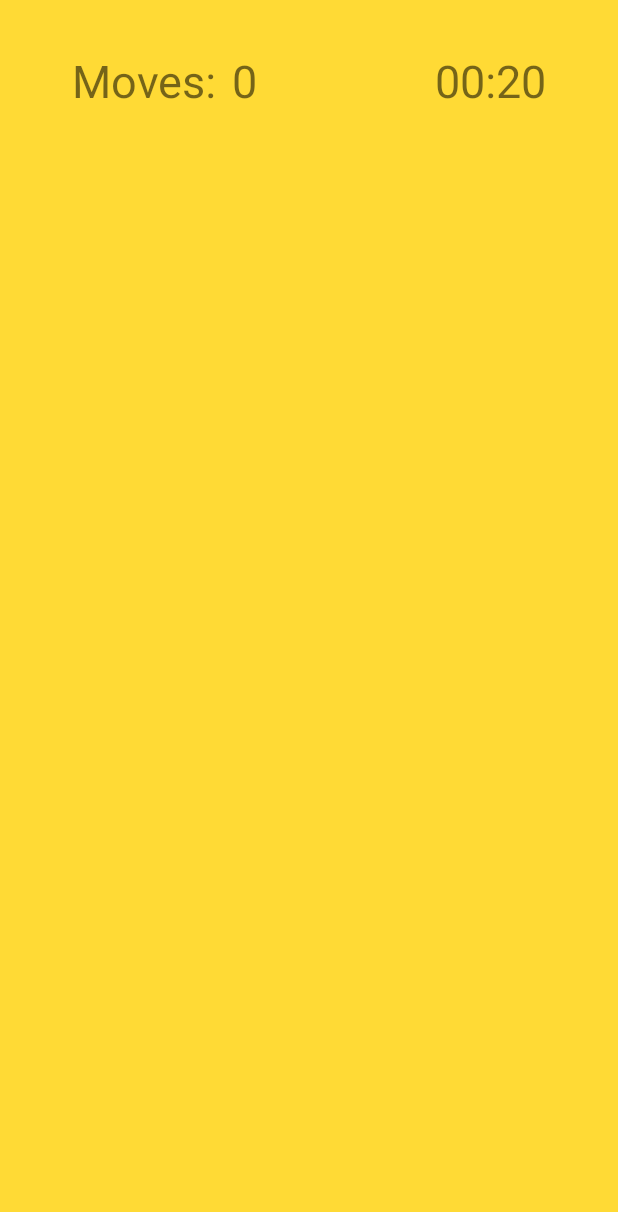
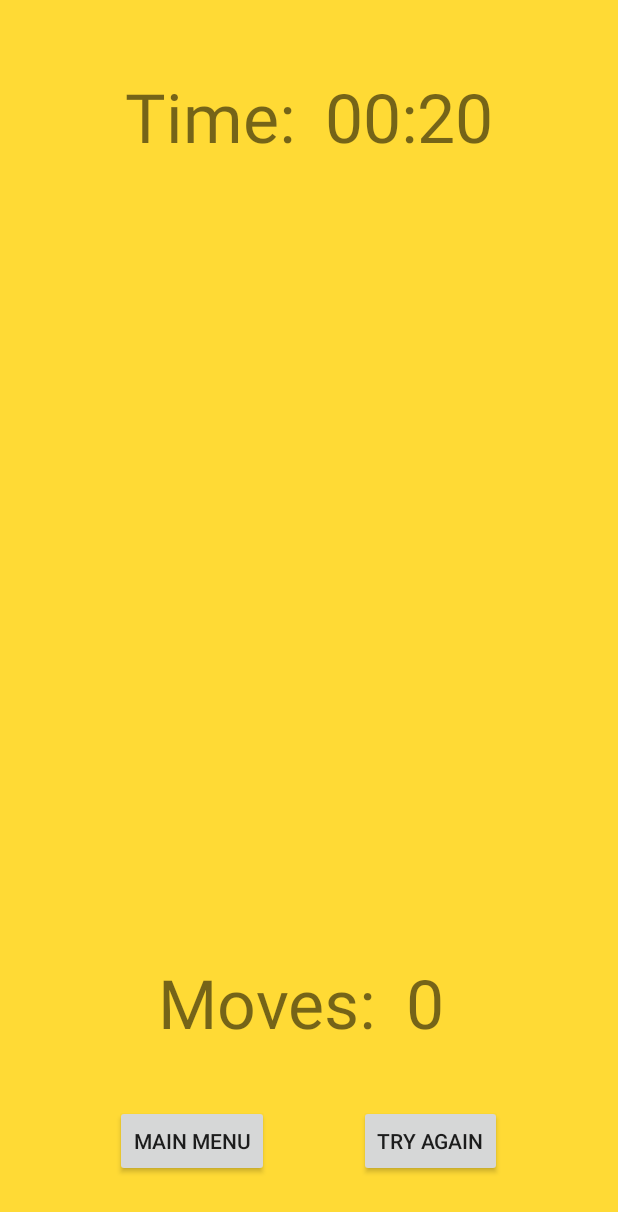
Before and after one commit to bobostaykov/math-puzzles, an Android app: the Game screen opened directly, with no data from a screen before it, on a phone screen of 412 x 824 dp. Shown: the top 1212 px of the screen. Run offline under Robolectric (Android 15) with nearby library versions, the phone set to English and light mode, and no system bars; 5 statements that could not run were skipped.

Commit message:
Added buttons to game screen and exit button to main screen

```diff
--- a/app/src/main/java/com/example/boris/mathpuzzles/activity/Settings.java
+++ b/app/src/main/java/com/example/boris/mathpuzzles/activity/Settings.java
@@ -66,19 +66,19 @@ public class Settings extends AppCompatActivity implements AdapterView.OnItemSel
             System.err.println(getResources().getConfiguration().locale);
             Toast.makeText(parent.getContext(), "Language changed to English", Toast.LENGTH_SHORT).show();
             setLocale("en_gb");
-            MainActivity.setLanguageChanged();
+            MainActivity.setLocaleChanged();
         }
 
         if (parent.getItemAtPosition(position).equals(getString(R.string.de_lang)) && !getResources().getConfiguration().locale.toString().equals("de")) {
             Toast.makeText(parent.getContext(), "Sprache auf Deutsch gesetzt", Toast.LENGTH_SHORT).show();
             setLocale("de");
-            MainActivity.setLanguageChanged();
+            MainActivity.setLocaleChanged();
         }
 
         if (parent.getItemAtPosition(position).equals(getString(R.string.bg_lang)) && !getResources().getConfiguration().locale.toString().equals("bg")) {
             Toast.makeText(parent.getContext(), "Избран език български", Toast.LENGTH_SHORT).show();
             setLocale("bg");
-            MainActivity.setLanguageChanged();
+            MainActivity.setLocaleChanged();
         }
 
     }
--- a/app/src/main/res/layout/activity_game.xml
+++ b/app/src/main/res/layout/activity_game.xml
@@ -10,42 +10,32 @@
     <RelativeLayout
         android:layout_width="match_parent"
         android:layout_height="match_parent"
-        android:layout_weight="1"
+        android:layout_weight="0.90"
         android:gravity="center">
+
+        <TextView
+            android:id="@+id/timeText"
+            android:layout_width="wrap_content"
+            android:layout_height="wrap_content"
+            android:text="@string/time"
+            android:textSize="45sp" />
 
         <TextView
             android:id="@+id/timer"
             android:layout_width="wrap_content"
             android:layout_height="wrap_content"
             android:layout_gravity="center"
-            android:layout_toRightOf="@+id/moves_number"
-            android:text="00:00"
-            android:textSize="30sp" />
+            android:layout_marginStart="20dp"
+            android:layout_toEndOf="@+id/timeText"
+            android:text="@string/initial_time"
+            android:textSize="45sp" />
 
-        <TextView
-            android:id="@+id/moves"
-            android:layout_width="wrap_content"
-            android:layout_height="wrap_content"
-            android:layout_gravity="center"
-            android:text="@string/moves_count"
-            android:textSize="30sp" />
-
-        <TextView
-            android:id="@+id/moves_number"
-            android:layout_width="55dp"
-            android:layout_height="wrap_content"
-            android:layout_alignTop="@+id/moves"
-            android:layout_marginEnd="80dp"
-            android:layout_marginStart="10dp"
-            android:layout_toEndOf="@+id/moves"
-            android:text="0"
-            android:textSize="30sp" />
     </RelativeLayout>
 
     <FrameLayout
         android:layout_width="match_parent"
         android:layout_height="match_parent"
-        android:layout_weight="0.15">
+        android:layout_weight="0.50">
 
         <GridView
             android:id="@+id/game_board"
@@ -58,4 +48,54 @@
             android:verticalSpacing="2dp" />
     </FrameLayout>
 
+    <RelativeLayout
+        android:layout_width="match_parent"
+        android:layout_height="match_parent"
+        android:layout_weight="0.95"
+        android:gravity="center">
+
+        <TextView
+            android:id="@+id/movesText"
+            android:layout_width="wrap_content"
+            android:layout_height="wrap_content"
+            android:layout_gravity="center"
+            android:layout_marginStart="20dp"
+            android:text="@string/moves_count"
+            android:textSize="45sp" />
+
+        <TextView
+            android:id="@+id/moves_number"
+            android:layout_width="55dp"
+            android:layout_height="wrap_content"
+            android:layout_marginStart="20dp"
+            android:layout_toEndOf="@+id/movesText"
+            android:text="@string/initial_moves_count"
+            android:textSize="45sp" />
+    </RelativeLayout>
+
+    <RelativeLayout
+        android:layout_width="match_parent"
+        android:layout_height="match_parent"
+        android:layout_weight="0.98"
+        android:gravity="center">
+
+        <Button
+            android:id="@+id/backToMain"
+            android:layout_width="wrap_content"
+            android:layout_height="wrap_content"
+            android:layout_marginBottom="30dp"
+            android:onClick="backToMain"
+            android:text="@string/main_menu" />
+
+        <Button
+            android:id="@+id/tryAgain"
+            android:layout_width="wrap_content"
+            android:layout_height="wrap_content"
+            android:layout_marginStart="60dp"
+            android:layout_toEndOf="@+id/backToMain"
+            android:onClick="restartActivity"
+            android:text="@string/try_again" />
+
+    </RelativeLayout>
+
 </LinearLayout>
--- a/app/src/main/res/layout/activity_main.xml
+++ b/app/src/main/res/layout/activity_main.xml
@@ -60,7 +60,8 @@
             android:layout_height="70dp"
             android:layout_marginLeft="60dp"
             android:layout_marginRight="60dp"
-            android:text="@string/button3"
+            android:onClick="quitApp"
+            android:text="@string/exit"
             app:layout_column="0"
             app:layout_row="3" />
     </TableRow>
--- a/app/src/main/res/values/strings.xml
+++ b/app/src/main/res/values/strings.xml
@@ -2,7 +2,7 @@
     <string name="app_name" translatable="false">Math!Puzzles</string>
     <string name="new_game">New Game</string>
     <string name="settings">Settings</string>
-    <string name="button3" translatable="false">Button3</string>
+    <string name="exit">Exit</string>
 
     <string name="title_activity_new_game" translatable="false">New Game</string>
     <string name="choose_level_label">Choose level</string>
@@ -18,16 +18,18 @@
 
     <string name="title_activity_game" translatable="false">Game</string>
     <string name="moves_count">Moves:</string>
+    <string name="initial_moves_count" translatable="false">0</string>
+    <string name="time">Time:</string>
+    <string name="initial_time" translatable="false">00:00</string>
     <string name="timer_format" translatable="false">%02d:%02d</string>
     <string name="timeUp_dialog_title">Time\'s up!</string>
     <string name="timeUp_dialog_text" translatable="false">Sorry :(</string>
-    <string name="timeUp_dialog_neg">Main Menu</string>
-    <string name="timeUp_dialog_pos">Try again</string>
-    <string name="youWon_dialog_title">You won!</string>
+    <string name="main_menu">Main Menu</string>
+    <string name="try_again">Try again</string>
+    <string name="you_won">You won!</string>
     <string name="youWon_dialog_text">Congrats! Moves: %1d,\nТime remaining %1s</string>
-    <string name="youWon_dialog_neg">Main Menu</string>
-    <string name="youWon_dialog_neut">Change Level</string>
-    <string name="youWon_dialog_pos">Try another</string>
+    <string name="change_level">Change Level</string>
+    <string name="try_another">Try another</string>
 
     <string name="title_activity_settings" translatable="false">Settings</string>
     <string name="lang_label">Language:</string>
```
Also changed, not shown: app/src/main/java/com/example/boris/mathpuzzles/Test.java (deleted, +0 -10 lines), app/src/main/java/com/example/boris/mathpuzzles/activity/Game.java (+19 -3 lines), app/src/main/java/com/example/boris/mathpuzzles/activity/MainActivity.java (+11 -5 lines), app/src/main/java/com/example/boris/mathpuzzles/main/Puzzle.java (+4 -4 lines), 2 other files.
